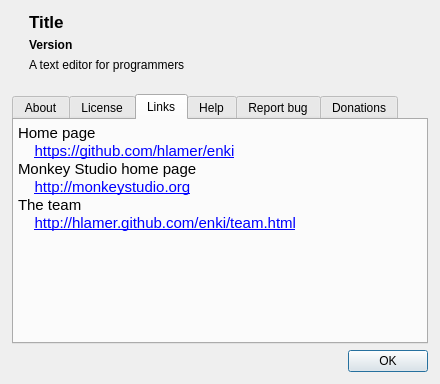
First picture: the form in enki/plugins/helpmenu/UIAbout.ui, repository andreikop/enki, before the edit.
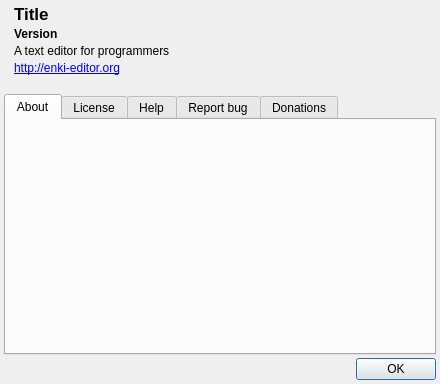
Second picture: the form after the edit. The open tabs and pages were chosen to show the change. Icons and pictures are not drawn.

Commit message: Better about dialogue

```diff
--- a/enki/plugins/helpmenu/UIAbout.ui
+++ b/enki/plugins/helpmenu/UIAbout.ui
@@ -10,17 +10,16 @@
     <height>384</height>
    </rect>
   </property>
-  <layout class="QGridLayout" name="gridLayout">
-   <property name="horizontalSpacing">
-    <number>10</number>
-   </property>
-   <property name="verticalSpacing">
-    <number>6</number>
+  <layout class="QVBoxLayout" name="verticalLayout_3">
+   <property name="spacing">
+    <number>3</number>
    </property>
    <property name="margin">
-    <number>12</number>
+    <number>4</number>
    </property>
-   <item row="0" column="0" rowspan="3">
+   <item>
+    <layout class="QHBoxLayout" name="horizontalLayout">
+     <item>
     <widget class="QLabel" name="lIcon">
      <property name="sizePolicy">
       <sizepolicy hsizetype="Maximum" vsizetype="Preferred">
@@ -36,7 +35,12 @@
      </property>
     </widget>
    </item>
-   <item row="0" column="1">
+     <item>
+      <layout class="QVBoxLayout" name="verticalLayout_2">
+       <property name="spacing">
+        <number>3</number>
+       </property>
+       <item>
     <widget class="QLabel" name="lTitle">
      <property name="font">
       <font>
@@ -56,7 +60,7 @@
      </property>
     </widget>
    </item>
-   <item row="1" column="1">
+       <item>
     <widget class="QLabel" name="lVersion">
      <property name="font">
       <font>
@@ -76,7 +80,7 @@
      </property>
     </widget>
    </item>
-   <item row="2" column="1">
+       <item>
     <widget class="QLabel" name="lInformations">
      <property name="font">
       <font>
@@ -101,7 +105,24 @@
      </property>
     </widget>
    </item>
-   <item row="3" column="0" colspan="2">
+       <item>
+        <widget class="QLabel" name="lLink">
+         <property name="text">
+          <string>&lt;html&gt;&lt;head/&gt;&lt;body&gt;&lt;p&gt;&lt;a href=&quot;http://enki-editor.org&quot;&gt;&lt;span style=&quot; text-decoration: underline; color:#0000ff;&quot;&gt;http://enki-editor.org&lt;/span&gt;&lt;/a&gt;&lt;/p&gt;&lt;/body&gt;&lt;/html&gt;</string>
+         </property>
+         <property name="textFormat">
+          <enum>Qt::RichText</enum>
+         </property>
+         <property name="openExternalLinks">
+          <bool>true</bool>
+         </property>
+        </widget>
+       </item>
+      </layout>
+     </item>
+    </layout>
+   </item>
+   <item>
     <spacer name="verticalSpacer">
      <property name="orientation">
       <enum>Qt::Vertical</enum>
@@ -117,14 +138,7 @@
      </property>
     </spacer>
    </item>
-   <item row="5" column="0" colspan="2">
-    <widget class="QDialogButtonBox" name="buttonBox">
-     <property name="standardButtons">
-      <set>QDialogButtonBox::Ok</set>
-     </property>
-    </widget>
-   </item>
-   <item row="4" column="0" colspan="2">
+   <item>
     <widget class="QTabWidget" name="twAbout">
      <property name="currentIndex">
       <number>3</number>
@@ -316,107 +330,6 @@
        <string>License</string>
       </attribute>
      </widget>
-     <widget class="QTextBrowser" name="tbLinks">
-      <property name="palette">
-       <palette>
-        <active>
-         <colorrole role="Base">
-          <brush brushstyle="SolidPattern">
-           <color alpha="0">
-            <red>255</red>
-            <green>255</green>
-            <blue>255</blue>
-           </color>
-          </brush>
-         </colorrole>
-         <colorrole role="Window">
-          <brush brushstyle="SolidPattern">
-           <color alpha="0">
-            <red>0</red>
-            <green>0</green>
-            <blue>0</blue>
-           </color>
-          </brush>
-         </colorrole>
-        </active>
-        <inactive>
-         <colorrole role="Base">
-          <brush brushstyle="SolidPattern">
-           <color alpha="0">
-            <red>255</red>
-            <green>255</green>
-            <blue>255</blue>
-           </color>
-          </brush>
-         </colorrole>
-         <colorrole role="Window">
-          <brush brushstyle="SolidPattern">
-           <color alpha="0">
-            <red>0</red>
-            <green>0</green>
-            <blue>0</blue>
-           </color>
-          </brush>
-         </colorrole>
-        </inactive>
-        <disabled>
-         <colorrole role="Base">
-          <brush brushstyle="SolidPattern">
-           <color alpha="0">
-            <red>0</red>
-            <green>0</green>
-            <blue>0</blue>
-           </color>
-          </brush>
-         </colorrole>
-         <colorrole role="Window">
-          <brush brushstyle="SolidPattern">
-           <color alpha="0">
-            <red>0</red>
-            <green>0</green>
-            <blue>0</blue>
-           </color>
-          </brush>
-         </colorrole>
-        </disabled>
-       </palette>
-      </property>
-      <property name="autoFillBackground">
-       <bool>true</bool>
-      </property>
-      <property name="frameShape">
-       <enum>QFrame::NoFrame</enum>
-      </property>
-      <property name="horizontalScrollBarPolicy">
-       <enum>Qt::ScrollBarAlwaysOff</enum>
-      </property>
-      <property name="tabChangesFocus">
-       <bool>true</bool>
-      </property>
-      <property name="html">
-       <string>&lt;!DOCTYPE HTML PUBLIC &quot;-//W3C//DTD HTML 4.0//EN&quot; &quot;http://www.w3.org/TR/REC-html40/strict.dtd&quot;&gt;
-&lt;html&gt;&lt;head&gt;&lt;meta name=&quot;qrichtext&quot; content=&quot;1&quot; /&gt;&lt;style type=&quot;text/css&quot;&gt;
-p, li { white-space: pre-wrap; }
-&lt;/style&gt;&lt;/head&gt;&lt;body style=&quot; font-family:'Ubuntu'; font-size:11pt; font-weight:400; font-style:normal;&quot;&gt;
-&lt;p style=&quot; margin-top:0px; margin-bottom:0px; margin-left:0px; margin-right:0px; -qt-block-indent:0; text-indent:0px;&quot;&gt;Home page&lt;/p&gt;
-&lt;p style=&quot; margin-top:0px; margin-bottom:0px; margin-left:0px; margin-right:0px; -qt-block-indent:0; text-indent:0px;&quot;&gt;    &lt;a href=&quot;https://github.com/hlamer/enki&quot;&gt;&lt;span style=&quot; text-decoration: underline; color:#0000ff;&quot;&gt;https://github.com/hlamer/enki&lt;/span&gt;&lt;/a&gt;&lt;/p&gt;
-&lt;p style=&quot; margin-top:0px; margin-bottom:0px; margin-left:0px; margin-right:0px; -qt-block-indent:0; text-indent:0px;&quot;&gt;Monkey Studio home page&lt;/p&gt;
-&lt;p style=&quot; margin-top:0px; margin-bottom:0px; margin-left:0px; margin-right:0px; -qt-block-indent:0; text-indent:0px;&quot;&gt;    &lt;a href=&quot;http://monkeystudio.org&quot;&gt;&lt;span style=&quot; text-decoration: underline; color:#0000ff;&quot;&gt;http://monkeystudio.org&lt;/span&gt;&lt;/a&gt;&lt;/p&gt;
-&lt;p style=&quot; margin-top:0px; margin-bottom:0px; margin-left:0px; margin-right:0px; -qt-block-indent:0; text-indent:0px;&quot;&gt;The team&lt;/p&gt;
-&lt;p style=&quot; margin-top:0px; margin-bottom:0px; margin-left:0px; margin-right:0px; -qt-block-indent:0; text-indent:0px;&quot;&gt;    &lt;a href=&quot;http://hlamer.github.com/enki/team.html&quot;&gt;&lt;span style=&quot; text-decoration: underline; color:#0000ff;&quot;&gt;http://hlamer.github.com/enki/team.html&lt;/span&gt;&lt;/a&gt;&lt;/p&gt;
-&lt;p style=&quot;-qt-paragraph-type:empty; margin-top:0px; margin-bottom:0px; margin-left:0px; margin-right:0px; -qt-block-indent:0; text-indent:0px;&quot;&gt;&lt;/p&gt;
-&lt;p style=&quot; margin-top:0px; margin-bottom:0px; margin-left:0px; margin-right:0px; -qt-block-indent:0; text-indent:0px;&quot;&gt;&lt;br /&gt;&lt;/p&gt;&lt;/body&gt;&lt;/html&gt;</string>
-      </property>
-      <property name="tabStopWidth">
-       <number>40</number>
-      </property>
-      <property name="openExternalLinks">
-       <bool>true</bool>
-      </property>
-      <attribute name="title">
-       <string>Links</string>
-      </attribute>
-     </widget>
      <widget class="QTextBrowser" name="tbHelp">
       <property name="palette">
        <palette>
@@ -731,6 +644,13 @@
      </widget>
     </widget>
    </item>
+   <item>
+    <widget class="QDialogButtonBox" name="buttonBox">
+     <property name="standardButtons">
+      <set>QDialogButtonBox::Ok</set>
+     </property>
+    </widget>
+   </item>
   </layout>
  </widget>
  <resources>
```
Left out of the diff: 2 changed lines with no effect on the pictures. Lines whose indentation alone changed are shown as unchanged.
